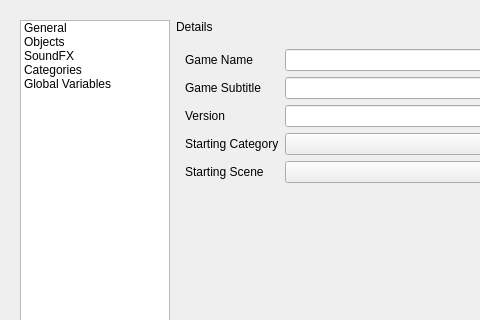
Before: the Qt Designer form RetroEDv2/tools/gameconfigeditorv5.ui in RSDKModding/RetroED, drawn with Qt 5; both pictures show x 0 to 480 and y 0 to 320 of the 800 by 482 pixel window.
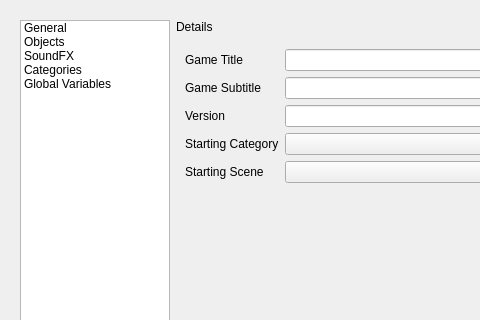
After: the same form once the commit is applied. Icons and pictures are not drawn.

Commit message: holy shit dude those games can config !!!

```diff
--- a/RetroEDv2/tools/gameconfigeditorv5.ui
+++ b/RetroEDv2/tools/gameconfigeditorv5.ui
@@ -76,7 +76,7 @@
              <item row="0" column="0">
               <widget class="QLabel" name="label_7">
                <property name="text">
-                <string>Game Name</string>
+                <string>Game Title</string>
                </property>
               </widget>
              </item>
```
Left out of the diff: 230 changed lines with no effect on the pictures. The commit also changes 4 other files.
